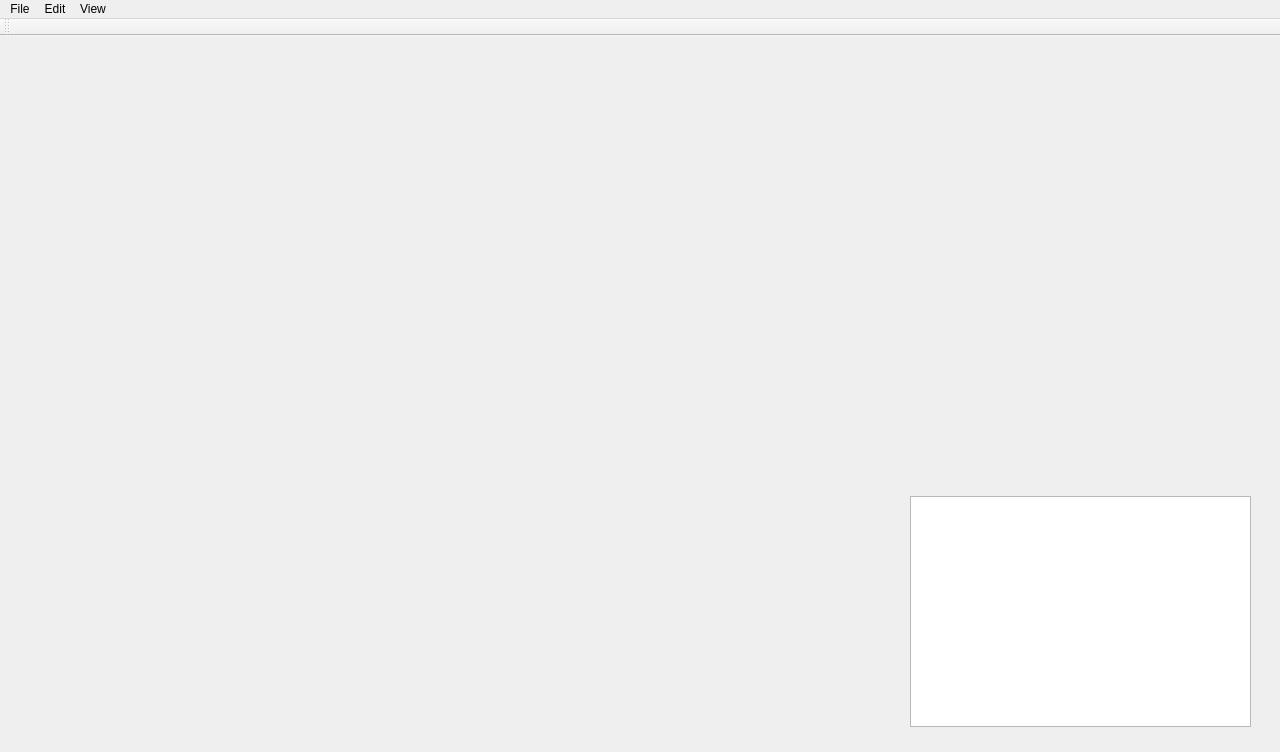
The window that Monterey/mainwindow.ui (rovsuite/monterey) describes before a commit, drawn with Qt 5.
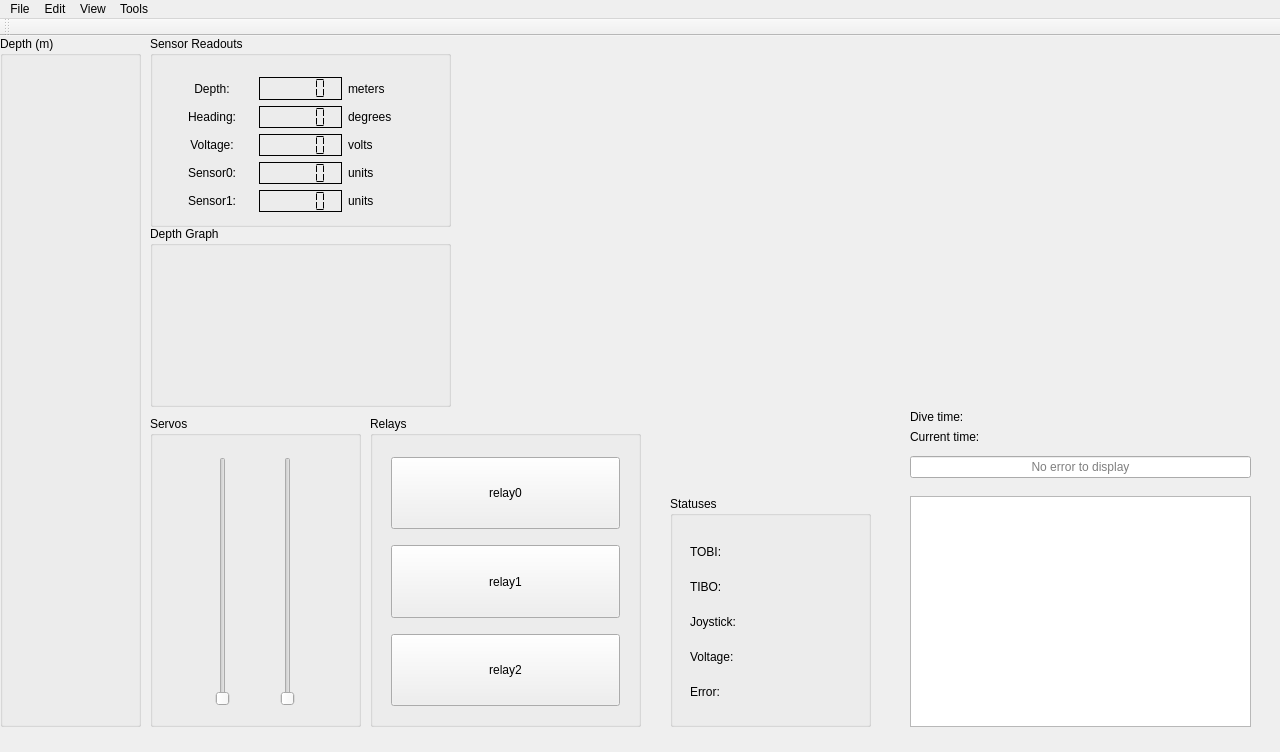
The same window after the commit. Custom widgets are drawn as their Qt base class.

```diff
--- a/Monterey/mainwindow.ui
+++ b/Monterey/mainwindow.ui
@@ -10,6 +10,18 @@
     <height>752</height>
    </rect>
   </property>
+  <property name="minimumSize">
+   <size>
+    <width>1280</width>
+    <height>752</height>
+   </size>
+  </property>
+  <property name="maximumSize">
+   <size>
+    <width>1280</width>
+    <height>752</height>
+   </size>
+  </property>
   <property name="windowTitle">
    <string>Monterey ROV Controller</string>
   </property>
@@ -30,6 +42,722 @@
      <bool>true</bool>
     </property>
    </widget>
+   <widget class="QGroupBox" name="groupBox">
+    <property name="geometry">
+     <rect>
+      <x>370</x>
+      <y>380</y>
+      <width>271</width>
+      <height>311</height>
+     </rect>
+    </property>
+    <property name="title">
+     <string>Relays</string>
+    </property>
+    <widget class="QWidget" name="layoutWidget">
+     <property name="geometry">
+      <rect>
+       <x>10</x>
+       <y>30</y>
+       <width>251</width>
+       <height>271</height>
+      </rect>
+     </property>
+     <layout class="QVBoxLayout" name="verticalLayout">
+      <item>
+       <widget class="QPushButton" name="pbRelay0">
+        <property name="sizePolicy">
+         <sizepolicy hsizetype="Preferred" vsizetype="Preferred">
+          <horstretch>0</horstretch>
+          <verstretch>0</verstretch>
+         </sizepolicy>
+        </property>
+        <property name="text">
+         <string>relay0</string>
+        </property>
+        <property name="shortcut">
+         <string>1</string>
+        </property>
+        <property name="checkable">
+         <bool>true</bool>
+        </property>
+       </widget>
+      </item>
+      <item>
+       <spacer name="verticalSpacer">
+        <property name="orientation">
+         <enum>Qt::Vertical</enum>
+        </property>
+        <property name="sizeType">
+         <enum>QSizePolicy::Fixed</enum>
+        </property>
+        <property name="sizeHint" stdset="0">
+         <size>
+          <width>20</width>
+          <height>10</height>
+         </size>
+        </property>
+       </spacer>
+      </item>
+      <item>
+       <widget class="QPushButton" name="pbRelay1">
+        <property name="sizePolicy">
+         <sizepolicy hsizetype="Preferred" vsizetype="Preferred">
+          <horstretch>0</horstretch>
+          <verstretch>0</verstretch>
+         </sizepolicy>
+        </property>
+        <property name="text">
+         <string>relay1</string>
+        </property>
+        <property name="shortcut">
+         <string>2</string>
+        </property>
+        <property name="checkable">
+         <bool>true</bool>
+        </property>
+       </widget>
+      </item>
+      <item>
+       <spacer name="verticalSpacer_2">
+        <property name="orientation">
+         <enum>Qt::Vertical</enum>
+        </property>
+        <property name="sizeType">
+         <enum>QSizePolicy::Fixed</enum>
+        </property>
+        <property name="sizeHint" stdset="0">
+         <size>
+          <width>10</width>
+          <height>10</height>
+         </size>
+        </property>
+       </spacer>
+      </item>
+      <item>
+       <widget class="QPushButton" name="pbRelay2">
+        <property name="sizePolicy">
+         <sizepolicy hsizetype="Preferred" vsizetype="Preferred">
+          <horstretch>0</horstretch>
+          <verstretch>0</verstretch>
+         </sizepolicy>
+        </property>
+        <property name="text">
+         <string>relay2</string>
+        </property>
+        <property name="shortcut">
+         <string>3</string>
+        </property>
+        <property name="checkable">
+         <bool>true</bool>
+        </property>
+       </widget>
+      </item>
+     </layout>
+    </widget>
+   </widget>
+   <widget class="QGroupBox" name="groupBox_2">
+    <property name="geometry">
+     <rect>
+      <x>150</x>
+      <y>380</y>
+      <width>211</width>
+      <height>311</height>
+     </rect>
+    </property>
+    <property name="title">
+     <string>Servos</string>
+    </property>
+    <widget class="QWidget" name="layoutWidget">
+     <property name="geometry">
+      <rect>
+       <x>10</x>
+       <y>30</y>
+       <width>191</width>
+       <height>271</height>
+      </rect>
+     </property>
+     <layout class="QHBoxLayout" name="horizontalLayout">
+      <item>
+       <widget class="QSlider" name="vsServo0">
+        <property name="sizePolicy">
+         <sizepolicy hsizetype="Fixed" vsizetype="Expanding">
+          <horstretch>0</horstretch>
+          <verstretch>0</verstretch>
+         </sizepolicy>
+        </property>
+        <property name="maximum">
+         <number>179</number>
+        </property>
+        <property name="orientation">
+         <enum>Qt::Vertical</enum>
+        </property>
+       </widget>
+      </item>
+      <item>
+       <widget class="QSlider" name="vsServo1">
+        <property name="sizePolicy">
+         <sizepolicy hsizetype="Fixed" vsizetype="Expanding">
+          <horstretch>0</horstretch>
+          <verstretch>0</verstretch>
+         </sizepolicy>
+        </property>
+        <property name="maximum">
+         <number>179</number>
+        </property>
+        <property name="orientation">
+         <enum>Qt::Vertical</enum>
+        </property>
+       </widget>
+      </item>
+     </layout>
+    </widget>
+   </widget>
+   <widget class="QGroupBox" name="groupBox_3">
+    <property name="geometry">
+     <rect>
+      <x>670</x>
+      <y>460</y>
+      <width>201</width>
+      <height>231</height>
+     </rect>
+    </property>
+    <property name="title">
+     <string>Statuses</string>
+    </property>
+    <widget class="QWidget" name="layoutWidget">
+     <property name="geometry">
+      <rect>
+       <x>9</x>
+       <y>30</y>
+       <width>181</width>
+       <height>191</height>
+      </rect>
+     </property>
+     <layout class="QGridLayout" name="gridLayout_2">
+      <item row="0" column="0">
+       <widget class="QLabel" name="label">
+        <property name="text">
+         <string>TOBI:</string>
+        </property>
+       </widget>
+      </item>
+      <item row="0" column="1">
+       <widget class="QLedIndicator" name="ledTOBIG" native="true">
+        <property name="sizePolicy">
+         <sizepolicy hsizetype="MinimumExpanding" vsizetype="MinimumExpanding">
+          <horstretch>0</horstretch>
+          <verstretch>0</verstretch>
+         </sizepolicy>
+        </property>
+       </widget>
+      </item>
+      <item row="0" column="2">
+       <widget class="QLedIndicator" name="ledTOBIY" native="true">
+        <property name="sizePolicy">
+         <sizepolicy hsizetype="MinimumExpanding" vsizetype="MinimumExpanding">
+          <horstretch>0</horstretch>
+          <verstretch>0</verstretch>
+         </sizepolicy>
+        </property>
+       </widget>
+      </item>
+      <item row="0" column="3">
+       <widget class="QLedIndicator" name="ledTOBIR" native="true">
+        <property name="sizePolicy">
+         <sizepolicy hsizetype="MinimumExpanding" vsizetype="MinimumExpanding">
+          <horstretch>0</horstretch>
+          <verstretch>0</verstretch>
+         </sizepolicy>
+        </property>
+       </widget>
+      </item>
+      <item row="1" column="0">
+       <widget class="QLabel" name="label_2">
+        <property name="text">
+         <string>TIBO:</string>
+        </property>
+       </widget>
+      </item>
+      <item row="1" column="1">
+       <widget class="QLedIndicator" name="ledTIBOG" native="true">
+        <property name="sizePolicy">
+         <sizepolicy hsizetype="MinimumExpanding" vsizetype="MinimumExpanding">
+          <horstretch>0</horstretch>
+          <verstretch>0</verstretch>
+         </sizepolicy>
+        </property>
+       </widget>
+      </item>
+      <item row="1" column="2">
+       <widget class="QLedIndicator" name="ledTIBOY" native="true">
+        <property name="sizePolicy">
+         <sizepolicy hsizetype="MinimumExpanding" vsizetype="MinimumExpanding">
+          <horstretch>0</horstretch>
+          <verstretch>0</verstretch>
+         </sizepolicy>
+        </property>
+       </widget>
+      </item>
+      <item row="1" column="3">
+       <widget class="QLedIndicator" name="ledTIBOR" native="true">
+        <property name="sizePolicy">
+         <sizepolicy hsizetype="MinimumExpanding" vsizetype="MinimumExpanding">
+          <horstretch>0</horstretch>
+          <verstretch>0</verstretch>
+         </sizepolicy>
+        </property>
+       </widget>
+      </item>
+      <item row="2" column="0">
+       <widget class="QLabel" name="label_3">
+        <property name="text">
+         <string>Joystick:</string>
+        </property>
+       </widget>
+      </item>
+      <item row="2" column="1">
+       <widget class="QLedIndicator" name="ledJoystickG" native="true">
+        <property name="sizePolicy">
+         <sizepolicy hsizetype="MinimumExpanding" vsizetype="MinimumExpanding">
+          <horstretch>0</horstretch>
+          <verstretch>0</verstretch>
+         </sizepolicy>
+        </property>
+       </widget>
+      </item>
+      <item row="2" column="2">
+       <widget class="QLedIndicator" name="ledJoystickY" native="true">
+        <property name="sizePolicy">
+         <sizepolicy hsizetype="MinimumExpanding" vsizetype="MinimumExpanding">
+          <horstretch>0</horstretch>
+          <verstretch>0</verstretch>
+         </sizepolicy>
+        </property>
+       </widget>
+      </item>
+      <item row="2" column="3">
+       <widget class="QLedIndicator" name="ledJoystickR" native="true">
+        <property name="sizePolicy">
+         <sizepolicy hsizetype="MinimumExpanding" vsizetype="MinimumExpanding">
+          <horstretch>0</horstretch>
+          <verstretch>0</verstretch>
+         </sizepolicy>
+        </property>
+       </widget>
+      </item>
+      <item row="4" column="0">
+       <widget class="QLabel" name="label_4">
+        <property name="text">
+         <string>Error:</string>
+        </property>
+       </widget>
+      </item>
+      <item row="4" column="1">
+       <widget class="QLedIndicator" name="ledErrorG" native="true">
+        <property name="sizePolicy">
+         <sizepolicy hsizetype="MinimumExpanding" vsizetype="MinimumExpanding">
+          <horstretch>0</horstretch>
+          <verstretch>0</verstretch>
+         </sizepolicy>
+        </property>
+       </widget>
+      </item>
+      <item row="4" column="2">
+       <widget class="QLedIndicator" name="ledErrorY" native="true">
+        <property name="sizePolicy">
+         <sizepolicy hsizetype="MinimumExpanding" vsizetype="MinimumExpanding">
+          <horstretch>0</horstretch>
+          <verstretch>0</verstretch>
+         </sizepolicy>
+        </property>
+       </widget>
+      </item>
+      <item row="4" column="3">
+       <widget class="QLedIndicator" name="ledErrorR" native="true">
+        <property name="sizePolicy">
+         <sizepolicy hsizetype="MinimumExpanding" vsizetype="MinimumExpanding">
+          <horstretch>0</horstretch>
+          <verstretch>0</verstretch>
+         </sizepolicy>
+        </property>
+       </widget>
+      </item>
+      <item row="3" column="0">
+       <widget class="QLabel" name="label_12">
+        <property name="text">
+         <string>Voltage:</string>
+        </property>
+       </widget>
+      </item>
+      <item row="3" column="1">
+       <widget class="QLedIndicator" name="ledVoltageG" native="true">
+        <property name="sizePolicy">
+         <sizepolicy hsizetype="MinimumExpanding" vsizetype="MinimumExpanding">
+          <horstretch>0</horstretch>
+          <verstretch>0</verstretch>
+         </sizepolicy>
+        </property>
+       </widget>
+      </item>
+      <item row="3" column="2">
+       <widget class="QLedIndicator" name="ledVoltageY" native="true">
+        <property name="sizePolicy">
+         <sizepolicy hsizetype="MinimumExpanding" vsizetype="MinimumExpanding">
+          <horstretch>0</horstretch>
+          <verstretch>0</verstretch>
+         </sizepolicy>
+        </property>
+       </widget>
+      </item>
+      <item row="3" column="3">
+       <widget class="QLedIndicator" name="ledVoltageR" native="true">
+        <property name="sizePolicy">
+         <sizepolicy hsizetype="MinimumExpanding" vsizetype="MinimumExpanding">
+          <horstretch>0</horstretch>
+          <verstretch>0</verstretch>
+         </sizepolicy>
+        </property>
+       </widget>
+      </item>
+     </layout>
+    </widget>
+   </widget>
+   <widget class="QNeedleIndicator" name="niVoltage" native="true">
+    <property name="geometry">
+     <rect>
+      <x>950</x>
+      <y>90</y>
+      <width>231</width>
+      <height>231</height>
+     </rect>
+    </property>
+   </widget>
+   <widget class="QGroupBox" name="groupBox_4">
+    <property name="geometry">
+     <rect>
+      <x>150</x>
+      <y>0</y>
+      <width>301</width>
+      <height>191</height>
+     </rect>
+    </property>
+    <property name="title">
+     <string>Sensor Readouts</string>
+    </property>
+    <widget class="QWidget" name="layoutWidget">
+     <property name="geometry">
+      <rect>
+       <x>10</x>
+       <y>30</y>
+       <width>281</width>
+       <height>157</height>
+      </rect>
+     </property>
+     <layout class="QGridLayout" name="gridLayout">
+      <item row="0" column="0">
+       <widget class="QLabel" name="label_5">
+        <property name="text">
+         <string>Depth:</string>
+        </property>
+        <property name="alignment">
+         <set>Qt::AlignCenter</set>
+        </property>
+       </widget>
+      </item>
+      <item row="1" column="1">
+       <widget class="QLCDNumber" name="ledHeading">
+        <property name="frameShape">
+         <enum>QFrame::Box</enum>
+        </property>
+        <property name="frameShadow">
+         <enum>QFrame::Plain</enum>
+        </property>
+        <property name="segmentStyle">
+         <enum>QLCDNumber::Flat</enum>
+        </property>
+       </widget>
+      </item>
+      <item row="1" column="0">
+       <widget class="QLabel" name="label_6">
+        <property name="text">
+         <string>Heading:</string>
+        </property>
+        <property name="alignment">
+         <set>Qt::AlignCenter</set>
+        </property>
+       </widget>
+      </item>
+      <item row="0" column="2">
+       <widget class="QLabel" name="label_8">
+        <property name="text">
+         <string>meters</string>
+        </property>
+       </widget>
+      </item>
+      <item row="0" column="1">
+       <widget class="QLCDNumber" name="lcdDepth">
+        <property name="frameShape">
+         <enum>QFrame::Box</enum>
+        </property>
+        <property name="frameShadow">
+         <enum>QFrame::Plain</enum>
+        </property>
+        <property name="segmentStyle">
+         <enum>QLCDNumber::Flat</enum>
+        </property>
+       </widget>
+      </item>
+      <item row="2" column="0">
+       <widget class="QLabel" name="label_7">
+        <property name="text">
+         <string>Voltage:</string>
+        </property>
+        <property name="alignment">
+         <set>Qt::AlignCenter</set>
+        </property>
+       </widget>
+      </item>
+      <item row="2" column="2">
+       <widget class="QLabel" name="label_10">
+        <property name="text">
+         <string>volts</string>
+        </property>
+       </widget>
+      </item>
+      <item row="2" column="1">
+       <widget class="QLCDNumber" name="lcdVoltage">
+        <property name="frameShape">
+         <enum>QFrame::Box</enum>
+        </property>
+        <property name="frameShadow">
+         <enum>QFrame::Plain</enum>
+        </property>
+        <property name="segmentStyle">
+         <enum>QLCDNumber::Flat</enum>
+        </property>
+       </widget>
+      </item>
+      <item row="1" column="2">
+       <widget class="QLabel" name="label_9">
+        <property name="text">
+         <string>degrees</string>
+        </property>
+       </widget>
+      </item>
+      <item row="3" column="0">
+       <widget class="QLabel" name="labSensor0">
+        <property name="text">
+         <string>Sensor0:</string>
+        </property>
+        <property name="alignment">
+         <set>Qt::AlignCenter</set>
+        </property>
+       </widget>
+      </item>
+      <item row="4" column="0">
+       <widget class="QLabel" name="labSensor1">
+        <property name="text">
+         <string>Sensor1:</string>
+        </property>
+        <property name="alignment">
+         <set>Qt::AlignCenter</set>
+        </property>
+       </widget>
+      </item>
+      <item row="3" column="1">
+       <widget class="QLCDNumber" name="lcdSensor0">
+        <property name="frameShape">
+         <enum>QFrame::Box</enum>
+        </property>
+        <property name="frameShadow">
+         <enum>QFrame::Plain</enum>
+        </property>
+        <property name="segmentStyle">
+         <enum>QLCDNumber::Flat</enum>
+        </property>
+       </widget>
+      </item>
+      <item row="4" column="1">
+       <widget class="QLCDNumber" name="lcdSensor1">
+        <property name="frameShape">
+         <enum>QFrame::Box</enum>
+        </property>
+        <property name="frameShadow">
+         <enum>QFrame::Plain</enum>
+        </property>
+        <property name="segmentStyle">
+         <enum>QLCDNumber::Flat</enum>
+        </property>
+       </widget>
+      </item>
+      <item row="3" column="2">
+       <widget class="QLabel" name="labUnits0">
+        <property name="text">
+         <string>units</string>
+        </property>
+       </widget>
+      </item>
+      <item row="4" column="2">
+       <widget class="QLabel" name="labUnits1">
+        <property name="text">
+         <string>units</string>
+        </property>
+       </widget>
+      </item>
+     </layout>
+    </widget>
+   </widget>
+   <widget class="QLabel" name="label_11">
+    <property name="geometry">
+     <rect>
+      <x>910</x>
+      <y>390</y>
+      <width>101</width>
+      <height>21</height>
+     </rect>
+    </property>
+    <property name="font">
+     <font>
+      <stylestrategy>PreferAntialias</stylestrategy>
+     </font>
+    </property>
+    <property name="text">
+     <string>Current time:</string>
+    </property>
+   </widget>
+   <widget class="QLabel" name="labCurrentTime">
+    <property name="geometry">
+     <rect>
+      <x>1010</x>
+      <y>390</y>
+      <width>121</width>
+      <height>21</height>
+     </rect>
+    </property>
+    <property name="font">
+     <font>
+      <stylestrategy>PreferAntialias</stylestrategy>
+     </font>
+    </property>
+    <property name="text">
+     <string/>
+    </property>
+   </widget>
+   <widget class="QLineEdit" name="leError">
+    <property name="geometry">
+     <rect>
+      <x>910</x>
+      <y>420</y>
+      <width>341</width>
+      <height>22</height>
+     </rect>
+    </property>
+    <property name="focusPolicy">
+     <enum>Qt::NoFocus</enum>
+    </property>
+    <property name="alignment">
+     <set>Qt::AlignCenter</set>
+    </property>
+    <property name="readOnly">
+     <bool>true</bool>
+    </property>
+    <property name="placeholderText">
+     <string>No error to display</string>
+    </property>
+   </widget>
+   <widget class="QwtCompass" name="compass" native="true">
+    <property name="geometry">
+     <rect>
+      <x>465</x>
+      <y>20</y>
+      <width>350</width>
+      <height>350</height>
+     </rect>
+    </property>
+   </widget>
+   <widget class="QGroupBox" name="groupBox_5">
+    <property name="geometry">
+     <rect>
+      <x>0</x>
+      <y>0</y>
+      <width>141</width>
+      <height>691</height>
+     </rect>
+    </property>
+    <property name="title">
+     <string>Depth (m)</string>
+    </property>
+    <widget class="QScale" name="scaleDepth" native="true">
+     <property name="geometry">
+      <rect>
+       <x>0</x>
+       <y>20</y>
+       <width>131</width>
+       <height>671</height>
+      </rect>
+     </property>
+    </widget>
+   </widget>
+   <widget class="QGroupBox" name="groupBox_6">
+    <property name="geometry">
+     <rect>
+      <x>150</x>
+      <y>190</y>
+      <width>301</width>
+      <height>181</height>
+     </rect>
+    </property>
+    <property name="title">
+     <string>Depth Graph</string>
+    </property>
+    <widget class="QwtPlot" name="plotDepth" native="true">
+     <property name="geometry">
+      <rect>
+       <x>10</x>
+       <y>30</y>
+       <width>281</width>
+       <height>141</height>
+      </rect>
+     </property>
+    </widget>
+   </widget>
+   <widget class="QLabel" name="label_13">
+    <property name="geometry">
+     <rect>
+      <x>910</x>
+      <y>370</y>
+      <width>101</width>
+      <height>21</height>
+     </rect>
+    </property>
+    <property name="font">
+     <font>
+      <stylestrategy>PreferAntialias</stylestrategy>
+     </font>
+    </property>
+    <property name="text">
+     <string>Dive time:</string>
+    </property>
+   </widget>
+   <widget class="QLabel" name="labDiveTime">
+    <property name="geometry">
+     <rect>
+      <x>1010</x>
+      <y>370</y>
+      <width>121</width>
+      <height>21</height>
+     </rect>
+    </property>
+    <property name="font">
+     <font>
+      <stylestrategy>PreferAntialias</stylestrategy>
+     </font>
+    </property>
+    <property name="text">
+     <string/>
+    </property>
+   </widget>
   </widget>
   <widget class="QMenuBar" name="menuBar">
    <property name="geometry">
@@ -59,9 +787,19 @@
     </property>
     <addaction name="actionDebug"/>
    </widget>
+   <widget class="QMenu" name="menuTools">
+    <property name="title">
+     <string>Tools</string>
+    </property>
+    <addaction name="actionRescan_Joysticks"/>
+    <addaction name="separator"/>
+    <addaction name="actionDive_Timer_Start"/>
+    <addaction name="actionDive_Timer_Reset"/>
+   </widget>
    <addaction name="menuFile"/>
    <addaction name="menuEdit"/>
    <addaction name="menuView"/>
+   <addaction name="menuTools"/>
   </widget>
   <widget class="QToolBar" name="mainToolBar">
    <attribute name="toolBarArea">
@@ -88,6 +826,38 @@
   </action>
  </widget>
  <layoutdefault spacing="6" margin="11"/>
+ <customwidgets>
+  <customwidget>
+   <class>QScale</class>
+   <extends>QWidget</extends>
+   <header>qscale.h</header>
+   <container>1</container>
+  </customwidget>
+  <customwidget>
+   <class>QLedIndicator</class>
+   <extends>QWidget</extends>
+   <header>qledindicator.h</header>
+   <container>1</container>
+  </customwidget>
+  <customwidget>
+   <class>QNeedleIndicator</class>
+   <extends>QWidget</extends>
+   <header>qneedleindicator.h</header>
+   <container>1</container>
+  </customwidget>
+  <customwidget>
+   <class>QwtCompass</class>
+   <extends>QWidget</extends>
+   <header>qwt/qwt_compass.h</header>
+   <container>1</container>
+  </customwidget>
+  <customwidget>
+   <class>QwtPlot</class>
+   <extends>QWidget</extends>
+   <header>qwt/qwt_plot.h</header>
+   <container>1</container>
+  </customwidget>
+ </customwidgets>
  <resources/>
  <connections/>
 </ui>
```
Left out of the diff: 30 changed lines with no effect on the pictures.
